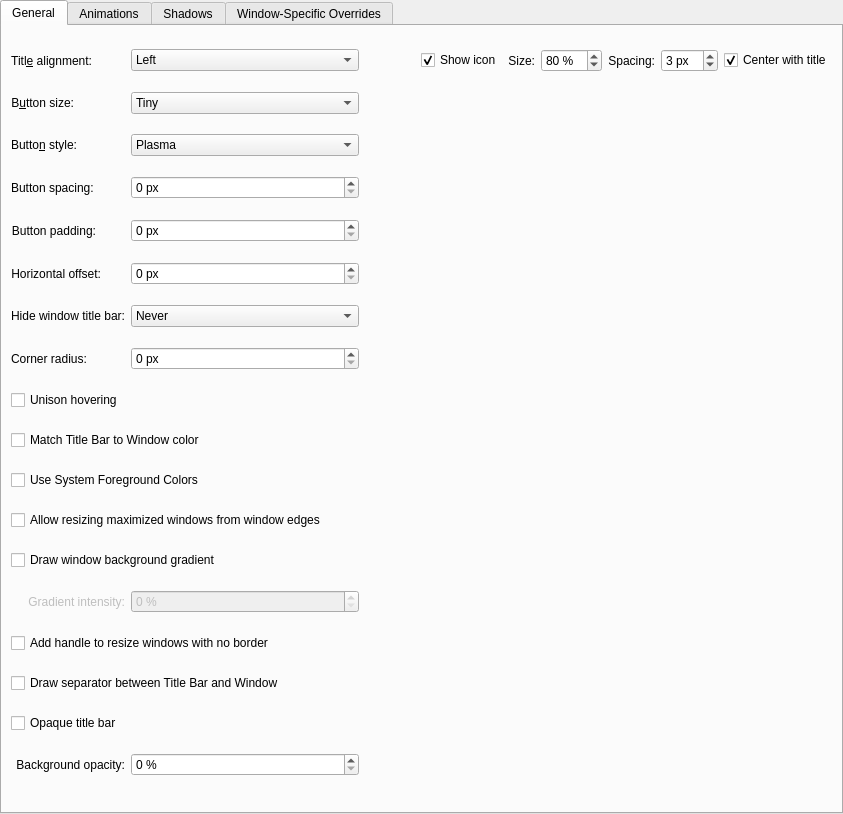
Qt form config/ui/breezeconfigurationui.ui (Rudraksh88/KustomBreezeEnhanced) before a commit.
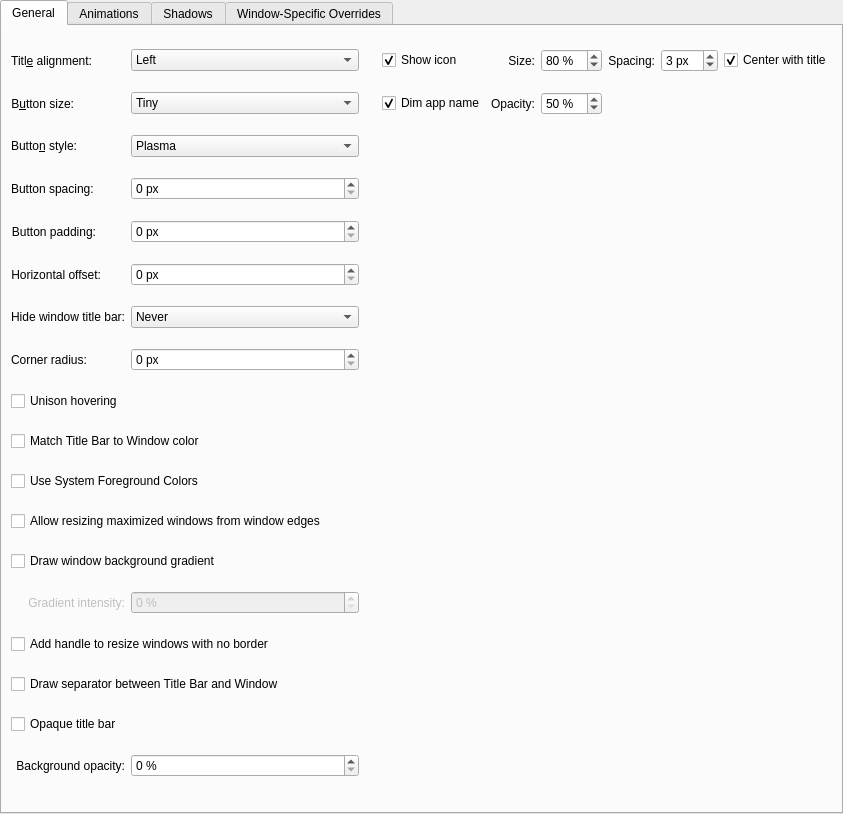
The same form after that commit. Custom widgets are drawn as their Qt base class.

Commit message: feat: dimmed app name suffix

```diff
--- a/config/ui/breezeconfigurationui.ui
+++ b/config/ui/breezeconfigurationui.ui
@@ -468,6 +468,45 @@
            </property>
           </widget>
          </item>
+          <item row="1" column="4">
+           <widget class="QCheckBox" name="dimAppName">
+            <property name="text">
+             <string>Dim app name</string>
+            </property>
+            <property name="checked">
+             <bool>true</bool>
+            </property>
+           </widget>
+          </item>
+          <item row="1" column="5">
+           <widget class="QLabel" name="appNameOpacityLabel">
+            <property name="text">
+             <string>Opacity:</string>
+            </property>
+            <property name="alignment">
+             <set>Qt::AlignRight|Qt::AlignTrailing|Qt::AlignVCenter</set>
+            </property>
+            <property name="buddy">
+             <cstring>appNameOpacity</cstring>
+            </property>
+           </widget>
+          </item>
+          <item row="1" column="6">
+           <widget class="QSpinBox" name="appNameOpacity">
+            <property name="suffix">
+             <string> %</string>
+            </property>
+            <property name="minimum">
+             <number>0</number>
+            </property>
+            <property name="maximum">
+             <number>100</number>
+            </property>
+            <property name="value">
+             <number>50</number>
+            </property>
+           </widget>
+          </item>
        <item row="22" column="1" colspan="4">
         <widget class="QCheckBox" name="drawSizeGrip">
          <property name="text">
```
Left out of the diff: 34 changed lines with no effect on the pictures. Lines whose indentation alone changed are shown as unchanged. The commit also changes 3 other files.
